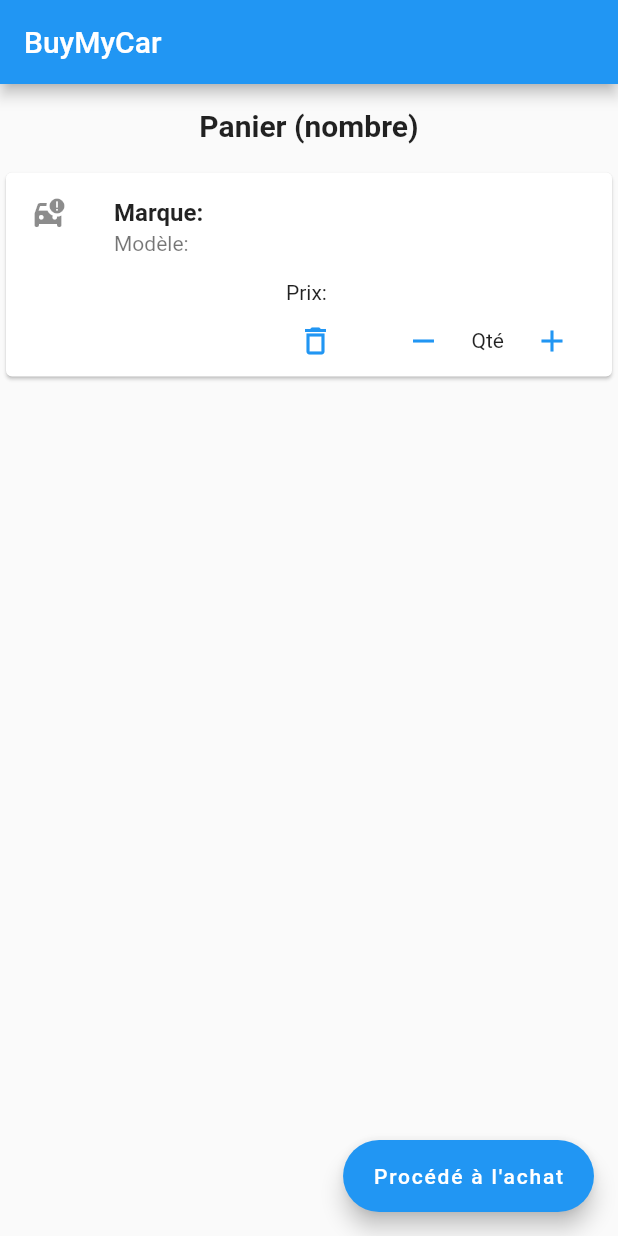
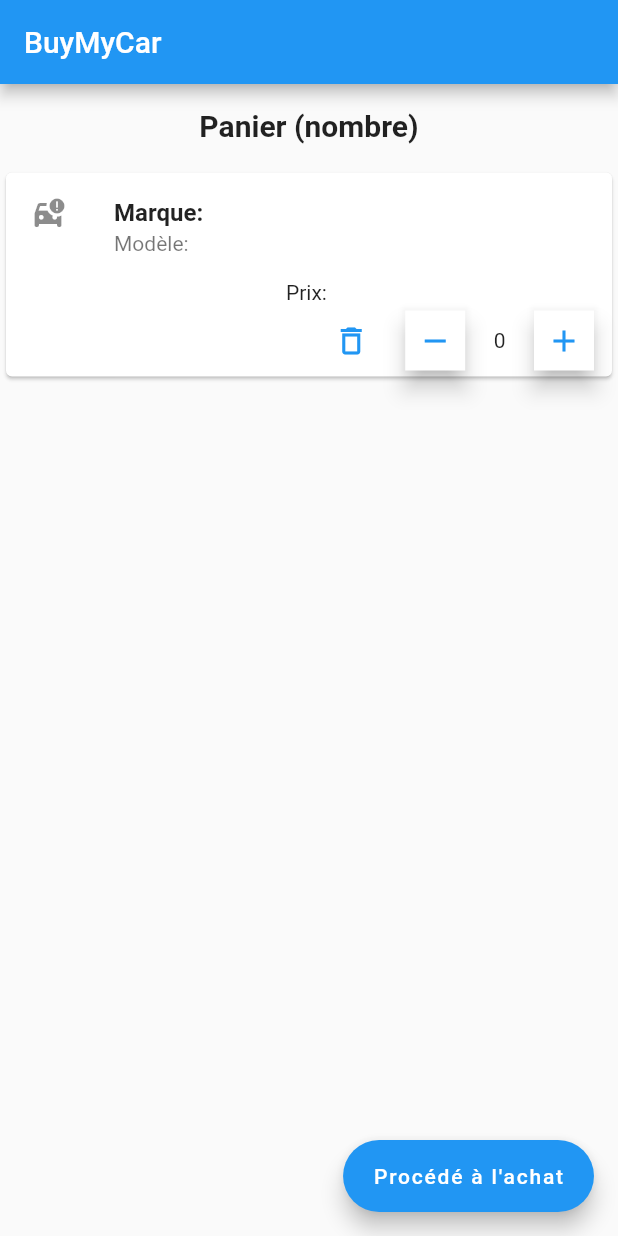
Before and after one commit to Thomas-Xefi/Atelier-dev-mobile, a Flutter app: the screen it shows after launch, on a phone screen of 412 x 824 dp. Run offline on Flutter 3.47's test engine with Material 2 defaults, Android fonts, the phone set to English and light mode, and no system bars; missing offline and left inert: number_inc_dec; Roboto replaces fonts that are missing (Poppins).

Commit message:
basket page
end basket page

```diff
--- a/lib/basket_page.dart
+++ b/lib/basket_page.dart
@@ -1,10 +1,29 @@
-import 'dart:html';
+import 'package:flutter/src/widgets/container.dart';
+import 'package:flutter/src/widgets/framework.dart';
+import 'package:flutter/material.dart';
+import 'package:number_inc_dec/number_inc_dec.dart';
 
-import 'package:flutter/material.dart';
+class BasketPage extends StatefulWidget {
+  const BasketPage({super.key});
 
+  @override
+  State<BasketPage> createState() => _BasketPageState();
+}
 
-class BasketPage extends StatelessWidget {
-  const BasketPage({super.key});
+class _BasketPageState extends State<BasketPage> {
+  int _counter = 0;
+
+  void _incrementCounter(){
+    setState(() {
+      _counter++;
+    });
+  }
+
+  void _decrementCounter(){
+    setState(() {
+      _counter--;
+    });
+  }
 
   @override
   Widget build(BuildContext context) {
@@ -34,27 +53,16 @@ class BasketPage extends StatelessWidget {
 ),
                   onPressed: () {/* ... */},
                 ),
-                const SizedBox(width: 8),
-                TextButton(
-                  child: Icon(
-  Icons.remove_outlined,
-),
-                  onPressed: () {/* ... */},
-                ),
-                const Text('Qté'),
-                TextButton(
-                  child: Icon(
-  Icons.add_outlined,
-),
-                  onPressed: () {/* ... */},
-                ),
+                      FloatingActionButton.small(onPressed: _decrementCounter, child: const Icon(Icons.remove, color: Colors.blue,), shape: RoundedRectangleBorder(), backgroundColor: Colors.white,),
+                      Padding(padding: EdgeInsets.all(15), child: Text('$_counter', ),),
+      FloatingActionButton.small(onPressed: _incrementCounter, child: const Icon(Icons.add, color: Colors.blue,), shape: RoundedRectangleBorder(), backgroundColor: Colors.white,),
                 const SizedBox(width: 8),
               ],
             ),
           ],
         ),
       ),
-      ],
+],
       ),
       floatingActionButton: FloatingActionButton.extended(
         onPressed: () {
--- a/pubspec.yaml
+++ b/pubspec.yaml
@@ -37,6 +37,7 @@ dependencies:
   # Use with the CupertinoIcons class for iOS style icons.
   cupertino_icons: ^1.0.2
   get: ^4.6.5
+  number_inc_dec: ^0.8.0
 
 dev_dependencies:
   flutter_test:
```
Also changed, not shown: pubspec.lock.
